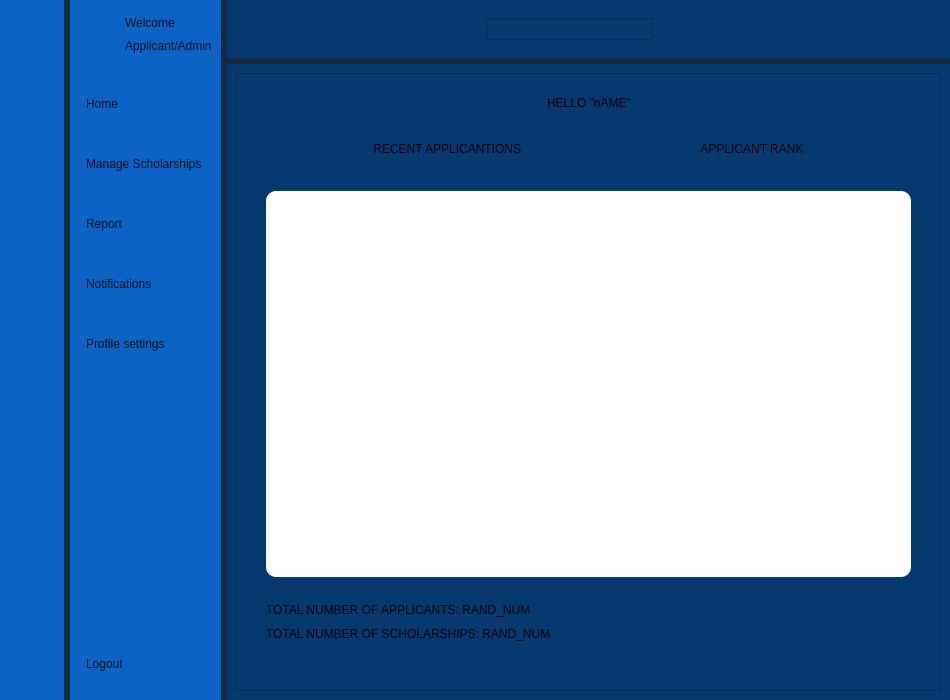
Above: SholarshipManagementSystem/homePage/dash.ui from YNCO10/scholarshipManagementSystem before the change. Below: the same form after it.
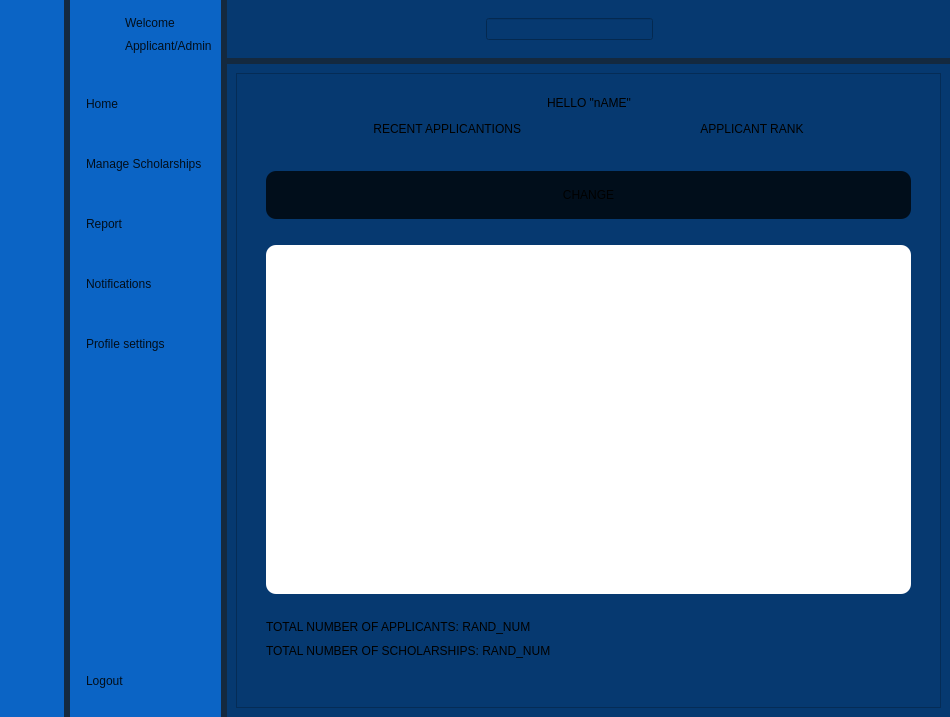
That is the form after the change. The open tabs and pages were chosen to show the change. Icons and pictures are not drawn.

Commit message: Put applicant tracking into action

Diff of the .ui file:
```diff
--- a/SholarshipManagementSystem/homePage/dash.ui
+++ b/SholarshipManagementSystem/homePage/dash.ui
@@ -7,7 +7,7 @@
     <x>0</x>
     <y>0</y>
     <width>950</width>
-    <height>700</height>
+    <height>717</height>
    </rect>
   </property>
   <property name="windowTitle">
@@ -247,8 +247,8 @@
                <rect>
                 <x>0</x>
                 <y>0</y>
-                <width>654</width>
-                <height>616</height>
+                <width>410</width>
+                <height>374</height>
                </rect>
               </property>
               <layout class="QGridLayout" name="gridLayout_7">
@@ -292,103 +292,7 @@
                  </item>
                 </layout>
                </item>
-               <item row="1" column="0">
-                <layout class="QHBoxLayout" name="horizontalLayout_6">
-                 <property name="topMargin">
-                  <number>20</number>
-                 </property>
-                 <item>
-                  <spacer name="horizontalSpacer_5">
-                   <property name="orientation">
-                    <enum>Qt::Orientation::Horizontal</enum>
-                   </property>
-                   <property name="sizeHint" stdset="0">
-                    <size>
-                     <width>40</width>
-                     <height>20</height>
-                    </size>
-                   </property>
-                  </spacer>
-                 </item>
-                 <item>
-                  <widget class="QLabel" name="recentApplicantionsLabel">
-                   <property name="styleSheet">
-                    <string notr="true">
-font: 12pt &quot;Segoe UI&quot;;</string>
-                   </property>
-                   <property name="text">
-                    <string>RECENT APPLICANTIONS              </string>
-                   </property>
-                   <property name="alignment">
-                    <set>Qt::AlignmentFlag::AlignCenter</set>
-                   </property>
-                  </widget>
-                 </item>
-                 <item>
-                  <spacer name="horizontalSpacer_6">
-                   <property name="orientation">
-                    <enum>Qt::Orientation::Horizontal</enum>
-                   </property>
-                   <property name="sizeHint" stdset="0">
-                    <size>
-                     <width>40</width>
-                     <height>20</height>
-                    </size>
-                   </property>
-                  </spacer>
-                 </item>
-                 <item>
-                  <widget class="QLabel" name="recentApplicantionsLabel_2">
-                   <property name="styleSheet">
-                    <string notr="true">
-font: 12pt &quot;Segoe UI&quot;;</string>
-                   </property>
-                   <property name="text">
-                    <string>APPLICANT RANK</string>
-                   </property>
-                   <property name="alignment">
-                    <set>Qt::AlignmentFlag::AlignCenter</set>
-                   </property>
-                  </widget>
-                 </item>
-                 <item>
-                  <spacer name="horizontalSpacer_7">
-                   <property name="orientation">
-                    <enum>Qt::Orientation::Horizontal</enum>
-                   </property>
-                   <property name="sizeHint" stdset="0">
-                    <size>
-                     <width>40</width>
-                     <height>20</height>
-                    </size>
-                   </property>
-                  </spacer>
-                 </item>
-                </layout>
-               </item>
-               <item row="2" column="0">
-                <layout class="QHBoxLayout" name="horizontalLayout_7">
-                 <property name="spacing">
-                  <number>30</number>
-                 </property>
-                 <property name="leftMargin">
-                  <number>20</number>
-                 </property>
-                 <property name="rightMargin">
-                  <number>20</number>
-                 </property>
-                 <property name="bottomMargin">
-                  <number>20</number>
-                 </property>
-                 <item>
-                  <widget class="QWidget" name="chartWidget" native="true"/>
-                 </item>
-                 <item>
-                  <widget class="QWidget" name="chart2Widget" native="true"/>
-                 </item>
-                </layout>
-               </item>
-               <item row="3" column="0">
+               <item row="4" column="0">
                 <layout class="QVBoxLayout" name="verticalLayout_8">
                  <property name="leftMargin">
                   <number>20</number>
@@ -446,6 +350,106 @@
                  </item>
                 </layout>
                </item>
+               <item row="2" column="0">
+                <layout class="QHBoxLayout" name="horizontalLayout_7">
+                 <property name="spacing">
+                  <number>30</number>
+                 </property>
+                 <property name="leftMargin">
+                  <number>20</number>
+                 </property>
+                 <property name="rightMargin">
+                  <number>20</number>
+                 </property>
+                 <property name="bottomMargin">
+                  <number>20</number>
+                 </property>
+                 <item>
+                  <widget class="QWidget" name="chartWidget" native="true"/>
+                 </item>
+                 <item>
+                  <widget class="QWidget" name="chart2Widget" native="true"/>
+                 </item>
+                </layout>
+               </item>
+               <item row="1" column="0">
+                <layout class="QHBoxLayout" name="horizontalLayout_2">
+                 <item>
+                  <spacer name="horizontalSpacer_5">
+                   <property name="orientation">
+                    <enum>Qt::Orientation::Horizontal</enum>
+                   </property>
+                   <property name="sizeHint" stdset="0">
+                    <size>
+                     <width>40</width>
+                     <height>20</height>
+                    </size>
+                   </property>
+                  </spacer>
+                 </item>
+                 <item>
+                  <widget class="QLabel" name="recentApplicantionsLabel">
+                   <property name="styleSheet">
+                    <string notr="true">
+font: 12pt &quot;Segoe UI&quot;;</string>
+                   </property>
+                   <property name="text">
+                    <string>RECENT APPLICANTIONS              </string>
+                   </property>
+                   <property name="alignment">
+                    <set>Qt::AlignmentFlag::AlignCenter</set>
+                   </property>
+                  </widget>
+                 </item>
+                 <item>
+                  <spacer name="horizontalSpacer_7">
+                   <property name="orientation">
+                    <enum>Qt::Orientation::Horizontal</enum>
+                   </property>
+                   <property name="sizeHint" stdset="0">
+                    <size>
+                     <width>40</width>
+                     <height>20</height>
+                    </size>
+                   </property>
+                  </spacer>
+                 </item>
+                 <item>
+                  <widget class="QLabel" name="recentApplicantionsLabel_2">
+                   <property name="styleSheet">
+                    <string notr="true">
+font: 12pt &quot;Segoe UI&quot;;</string>
+                   </property>
+                   <property name="text">
+                    <string>APPLICANT RANK</string>
+                   </property>
+                   <property name="alignment">
+                    <set>Qt::AlignmentFlag::AlignCenter</set>
+                   </property>
+                  </widget>
+                 </item>
+                 <item>
+                  <spacer name="horizontalSpacer_6">
+                   <property name="orientation">
+                    <enum>Qt::Orientation::Horizontal</enum>
+                   </property>
+                   <property name="sizeHint" stdset="0">
+                    <size>
+                     <width>40</width>
+                     <height>20</height>
+                    </size>
+                   </property>
+                  </spacer>
+                 </item>
+                </layout>
+               </item>
+               <item row="3" column="0">
+                <widget class="QPushButton" name="changeLayoutBtn">
+                 <property name="text">
+                  <string>CHANGE</string>
+                 </property>
+                </widget>
+               </item>
               </layout>
              </widget>
             </widget>
```
Left out of the diff: 66 changed lines with no effect on the pictures. The commit also changes 21 other files.
